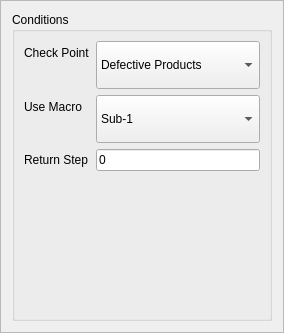
Before: the Qt Designer form hcinstruction/ichcconditionpage.ui in GaussCheng/2-5AxisPunch, drawn with Qt 5.
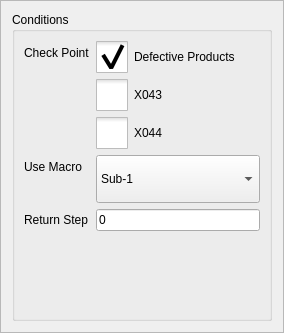
After: the same form once the commit is applied. Icons and pictures are not drawn. Custom widgets are drawn as their Qt base class.

Diff of the .ui file:
```diff
--- a/hcinstruction/ichcconditionpage.ui
+++ b/hcinstruction/ichcconditionpage.ui
@@ -36,57 +36,14 @@
         </property>
        </widget>
       </item>
-      <item row="0" column="1">
-       <widget class="QComboBox" name="checkPointComboBox">
-        <property name="enabled">
-         <bool>true</bool>
-        </property>
-        <property name="sizePolicy">
-         <sizepolicy hsizetype="Preferred" vsizetype="Preferred">
-          <horstretch>0</horstretch>
-          <verstretch>0</verstretch>
-         </sizepolicy>
-        </property>
-        <property name="minimumSize">
-         <size>
-          <width>100</width>
-          <height>48</height>
-         </size>
-        </property>
-        <property name="maximumSize">
-         <size>
-          <width>16777215</width>
-          <height>48</height>
-         </size>
-        </property>
-        <property name="layoutDirection">
-         <enum>Qt::LeftToRight</enum>
-        </property>
-        <item>
-         <property name="text">
-          <string>Defective Products</string>
-         </property>
-        </item>
-        <item>
-         <property name="text">
-          <string>X043</string>
-         </property>
-        </item>
-        <item>
-         <property name="text">
-          <string>X044</string>
-         </property>
-        </item>
-       </widget>
-      </item>
-      <item row="1" column="0">
+      <item row="3" column="0">
        <widget class="QLabel" name="label_2">
         <property name="text">
          <string>Use Macro</string>
         </property>
        </widget>
       </item>
-      <item row="1" column="1">
+      <item row="3" column="1">
        <widget class="QComboBox" name="subComboBox">
         <property name="enabled">
          <bool>true</bool>
@@ -154,20 +111,119 @@
         </item>
        </widget>
       </item>
-      <item row="2" column="0">
+      <item row="4" column="0">
        <widget class="QLabel" name="label_3">
         <property name="text">
          <string>Return Step</string>
         </property>
        </widget>
       </item>
-      <item row="2" column="1">
+      <item row="4" column="1">
        <widget class="ICLineEditWithVirtualNumericKeypad" name="returnLineEdit">
         <property name="text">
          <string>0</string>
         </property>
        </widget>
       </item>
+      <item row="0" column="1">
+       <widget class="QCheckBox" name="defectiveProductsBox">
+        <property name="styleSheet">
+         <string notr="true">::indicator {
+     width: 32px;
+     height: 32px;
+ }
+
+::indicator:unchecked 
+{
+     image: url(:/resource/check_unchecked.png);
+ }
+::indicator:checked 
+{
+     image: url(:/resource/check_checked.png);
+ }
+
+QRadioButton::indicator:checked:disabled
+{
+ image: url(:/resource/check_checked_disable.png);
+}
+
+QRadioButton::indicator:unchecked:disabled
+{
+ image: url(:/resource/check_unchecked_disable.png);
+}</string>
+        </property>
+        <property name="text">
+         <string>Defective Products</string>
+        </property>
+        <property name="checked">
+         <bool>true</bool>
+        </property>
+       </widget>
+      </item>
+      <item row="1" column="1">
+       <widget class="QCheckBox" name="x043checkBox">
+        <property name="styleSheet">
+         <string notr="true">::indicator {
+     width: 32px;
+     height: 32px;
+ }
+
+::indicator:unchecked 
+{
+     image: url(:/resource/check_unchecked.png);
+ }
+::indicator:checked 
+{
+     image: url(:/resource/check_checked.png);
+ }
+
+QRadioButton::indicator:checked:disabled
+{
+ image: url(:/resource/check_checked_disable.png);
+}
+
+QRadioButton::indicator:unchecked:disabled
+{
+ image: url(:/resource/check_unchecked_disable.png);
+}</string>
+        </property>
+        <property name="text">
+         <string>X043</string>
+        </property>
+       </widget>
+      </item>
+      <item row="2" column="1">
+       <widget class="QCheckBox" name="x044checkBox">
+        <property name="styleSheet">
+         <string notr="true">::indicator {
+     width: 32px;
+     height: 32px;
+ }
+
+::indicator:unchecked 
+{
+     image: url(:/resource/check_unchecked.png);
+ }
+::indicator:checked 
+{
+     image: url(:/resource/check_checked.png);
+ }
+
+QRadioButton::indicator:checked:disabled
+{
+ image: url(:/resource/check_checked_disable.png);
+}
+
+QRadioButton::indicator:unchecked:disabled
+{
+ image: url(:/resource/check_unchecked_disable.png);
+}</string>
+        </property>
+        <property name="text">
+         <string>X044</string>
+        </property>
+       </widget>
+      </item>
      </layout>
     </widget>
    </item>
```
